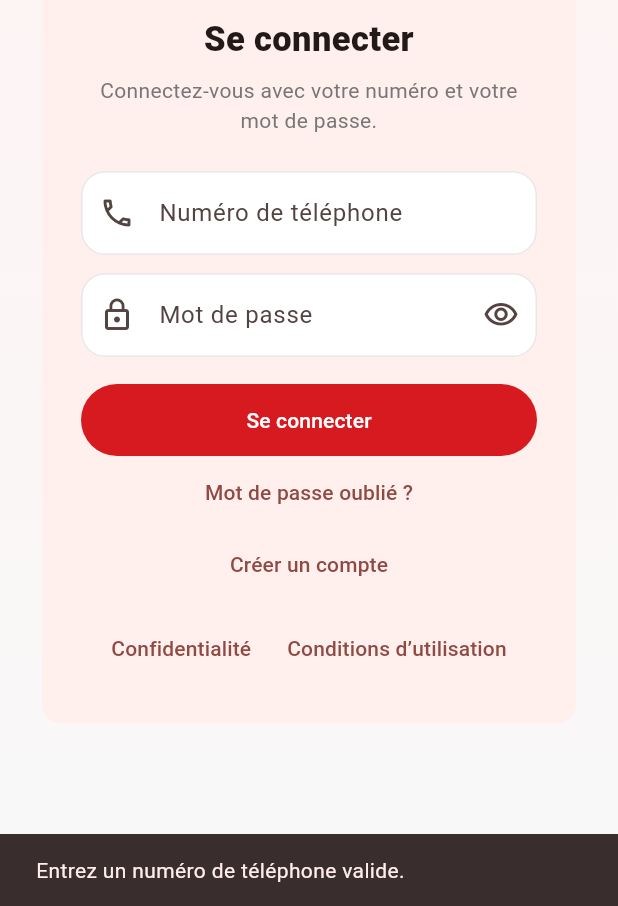
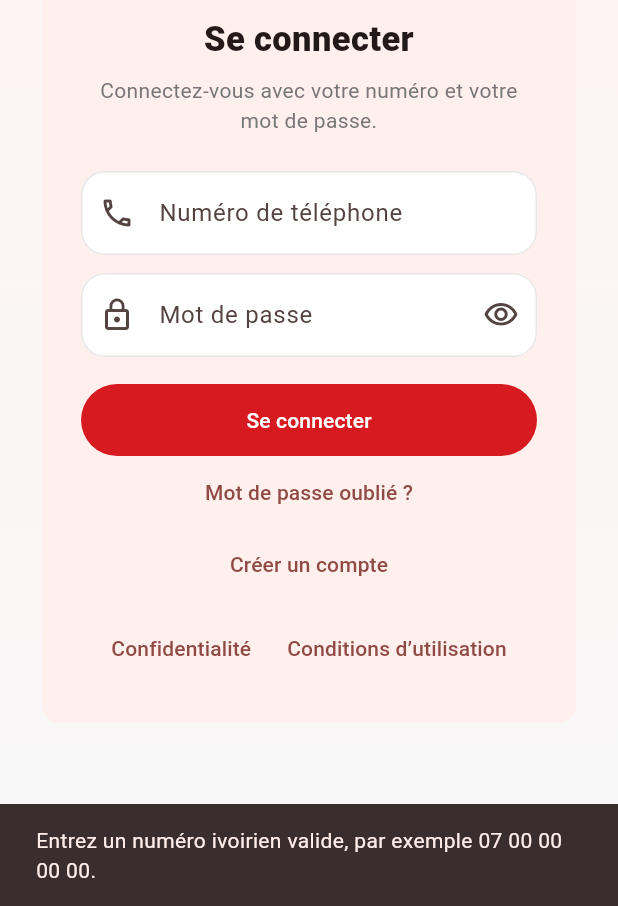
Before and after one commit to sesmanelebiicrouge/BIIC-CHAT-SBR, a Flutter app: the screen it shows after launch, after a tap on "Se connecter", on a phone screen of 412 x 824 dp, the part 330-1236 px from its top. Run offline on Flutter 3.47's test engine with Material 3 defaults, Android fonts, the phone set to English and light mode, and no system bars; our stand-ins replace file_picker, flutter_contacts, flutter_svg, image_picker, qr_flutter, supabase_flutter; accounts and stored records are empty.

Commit message:
repair: add robust Ivorian phone validation

```diff
--- a/lib/pages/auth_page.dart
+++ b/lib/pages/auth_page.dart
@@ -28,6 +28,13 @@ class _AuthPageState extends State<AuthPage> {
     return '+225$raw';
   }
 
+  bool _isValidIvorianPhone(String phone) {
+    if (!phone.startsWith('+225') || phone.length != 14) return false;
+    final national = phone.substring(4);
+    final prefixOk = national.startsWith('01') || national.startsWith('05') || national.startsWith('07');
+    return prefixOk && int.tryParse(national.substring(2)) != null;
+  }
+
   Future<void> _openLegal(String page) async {
     final uri = Uri.parse('https://sesmanelebiicrouge.github.io/BIIC-CHAT-SBR/$page');
     await launchUrl(uri, mode: LaunchMode.externalApplication);
@@ -39,7 +46,7 @@ class _AuthPageState extends State<AuthPage> {
     if(_isVerify){await _verifyCode();return;}
     if(_mode==_AuthMode.setNewPassword){await _saveNewPassword();return;}
     final phone=_normalizePhone(_phone.text);
-    if(phone.length<10){_message('Entrez un numéro de téléphone valide.');return;}
+    if(!_isValidIvorianPhone(phone)){_message('Entrez un numéro ivoirien valide, par exemple 07 00 00 00 00.');return;}
     if(_mode==_AuthMode.forgotPassword){
       setState(()=>_loading=true);
       try{await _auth.requestPasswordReset(phone);_pendingPhone=phone;_otp.clear();setState(()=>_mode=_AuthMode.verifyReset);_message('Le code de validation a été envoyé par SMS.');}
```
